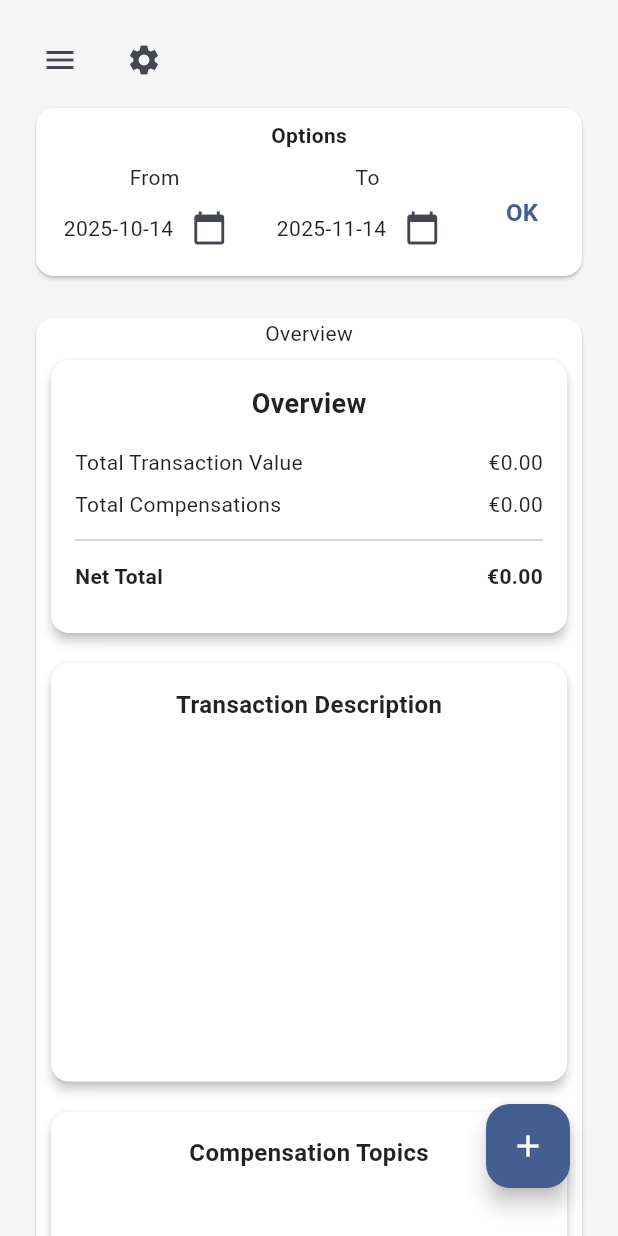
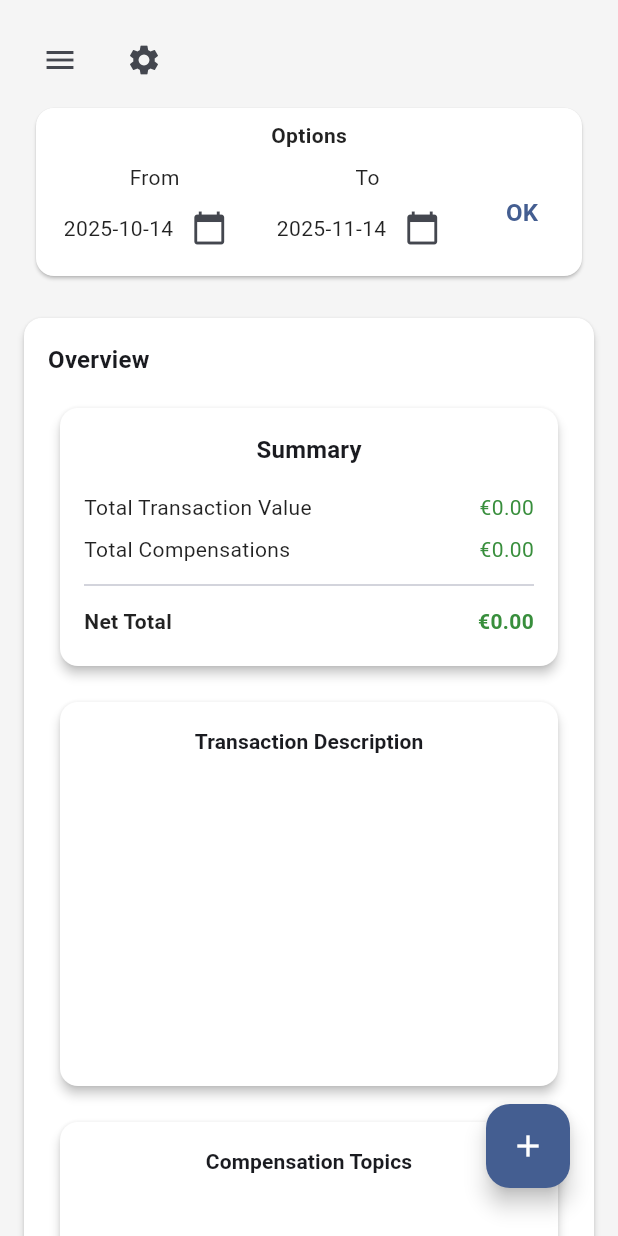
Before and after one commit to matzy-byte/organizer, a Flutter app: the TopicScreen screen opened directly with empty values, on a phone screen of 412 x 824 dp. Run offline on Flutter 3.47's test engine with Material 3 defaults, Android fonts, the phone set to English and light mode, and no system bars; drawn by our look-alikes of fl_chart; our stand-ins replace drift; accounts and stored records are empty; generated files the repository leaves out were written again.

Commit message:
overview uses transaction labels

```diff
--- a/lib/presentation/widgets/elements/overviews/overview_element.dart
+++ b/lib/presentation/widgets/elements/overviews/overview_element.dart
@@ -9,13 +9,27 @@ class OverviewElement extends StatelessWidget {
   @override
   Widget build(BuildContext context) {
     final items = context.watch<VarTransactionProvider>().varTransactions;
+    final theme = Theme.of(context);
 
     return Card(
-      child: Column(
-        children: [
-          const Text("Overview"),
-          OverviewGeneral(varTransactions: items),
-        ],
+      elevation: 2,
+      margin: const EdgeInsets.symmetric(vertical: 8),
+      shape: RoundedRectangleBorder(borderRadius: BorderRadius.circular(12)),
+      child: Padding(
+        padding: const EdgeInsets.all(16),
+        child: Column(
+          crossAxisAlignment: CrossAxisAlignment.start,
+          children: [
+            Text(
+              'Overview',
+              style: theme.textTheme.titleMedium?.copyWith(
+                fontWeight: FontWeight.bold,
+              ),
+            ),
+            const SizedBox(height: 12),
+            OverviewGeneral(varTransactions: items),
+          ],
+        ),
       ),
     );
   }
--- a/lib/presentation/widgets/elements/overviews/overview_general.dart
+++ b/lib/presentation/widgets/elements/overviews/overview_general.dart
@@ -1,8 +1,10 @@
-import 'package:fl_chart/fl_chart.dart';
 import 'package:flutter/material.dart';
-import 'package:intl/intl.dart';
 import 'package:organizer/app/defaults.dart';
 import 'package:organizer/core/models/var_transaction.dart';
+import 'package:organizer/presentation/state/transaction_label_provider.dart';
+import 'package:organizer/presentation/widgets/elements/overviews/overview_pie.dart';
+import 'package:organizer/presentation/widgets/elements/overviews/overview_summary_card.dart';
+import 'package:provider/provider.dart';
 
 class OverviewGeneral extends StatelessWidget {
   final List<VarTransaction> varTransactions;
@@ -10,25 +12,28 @@ class OverviewGeneral extends StatelessWidget {
 
   @override
   Widget build(BuildContext context) {
-    final totalValue = varTransactions.fold(0, (sum, t) => sum + t.value);
-    final totalCompensations = varTransactions.fold(
-      0,
-      (sum, t) => (t.compensations == null)
-          ? sum
-          : sum +
-              t.compensations!.values.fold(
-                0,
-                (compSum, c) => compSum + c.value,
-              ),
-    );
+    final transactionLabelProvider = context.read<TransactionLabelProvider>();
+    final totalValue = varTransactions.fold<int>(0, (sum, t) => sum + t.value);
+    final totalCompensations = varTransactions.fold<int>(0, (sum, t) {
+      if (t.compensations == null) return sum;
+      return sum +
+          t.compensations!.values.fold<int>(
+            0,
+            (compSum, c) => compSum + c.value,
+          );
+    });
 
-    final Map<String, int> descriptionCounts = {};
+    final transactionLabelCounts = <String, int>{};
     for (var t in varTransactions) {
-      descriptionCounts[t.description ?? '-'] =
-          (descriptionCounts[t.description ?? '-'] ?? 0) + 1;
+      if (t.transactionLabelId == null) {
+        continue;
+      }
+      final label = transactionLabelProvider.transactionLabels.firstWhere((l) => l.id == t.transactionLabelId).name;
+      transactionLabelCounts[label] =
+          (transactionLabelCounts[label] ?? 0) + 1;
     }
 
-    final Map<String, int> compensationTopics = {};
+    final compensationTopics = <String, int>{};
     for (var t in varTransactions) {
       if (t.compensations != null) {
         for (var c in t.compensations!.values) {
@@ -41,41 +46,43 @@ class OverviewGeneral extends StatelessWidget {
     return LayoutBuilder(
       builder: (context, constraints) {
         final width = constraints.maxWidth;
-
-        double cardWidth;
-        if (width > Defaults.maxTabletWidth) {
-          cardWidth = (width / 3) - 4;
-        } else if (width > Defaults.maxMobileWidth) {
-          cardWidth = (width / 2) - 4;
-        } else {
-          cardWidth = width - 4;
-        }
+        final cardWidth = width > Defaults.maxTabletWidth
+            ? (width / 3) - 8
+            : width > Defaults.maxMobileWidth
+            ? (width / 2) - 8
+            : width;
 
         return SingleChildScrollView(
           child: Center(
             child: Wrap(
-              spacing: 4,
-              runSpacing: 4,
+              spacing: 8,
+              runSpacing: 8,
               alignment: WrapAlignment.start,
               children: [
                 SizedBox(
                   width: cardWidth,
-                  child: _buildOverviewCard(totalValue, totalCompensations,
-                      isSmall: width < 800),
-                ),
-                SizedBox(
-                  width: cardWidth,
-                  child: _buildChartCard(
-                    title: 'Transaction Description',
-                    data: descriptionCounts,
+                  child: OverviewSummaryCard(
+                    totalValue: totalValue,
+                    totalCompensations: totalCompensations,
                   ),
                 ),
                 SizedBox(
                   width: cardWidth,
-                  child: _buildChartCard(
+                  child: OverviewPie(
+                    title: 'Transaction Description',
+                    data: transactionLabelCounts,
+                  ),
+                ),
+                SizedBox(
+                  width: cardWidth,
+                  child: OverviewPie(
                     title: 'Compensation Topics',
                     data: compensationTopics,
-                    colorPalette: [Colors.green, Colors.teal, Colors.lightGreen],
+                    colorPalette: [
+                      Colors.green,
+                      Colors.teal,
+                      Colors.lightGreen,
+                    ],
                   ),
                 ),
               ],
@@ -85,140 +92,4 @@ class OverviewGeneral extends StatelessWidget {
       },
     );
   }
-
-  Widget _buildOverviewCard(int totalValue, int totalCompensations,
-      {bool isSmall = false}) {
-    return Card(
-      elevation: 3,
-      shape: RoundedRectangleBorder(borderRadius: BorderRadius.circular(12)),
-      child: Padding(
-        padding: const EdgeInsets.all(16.0),
-        child: ConstrainedBox(
-          constraints: BoxConstraints(
-            minHeight: isSmall ? 150 : 268, // 👈 Taller on mobile
-          ),
-          child: Column(
-            mainAxisSize: MainAxisSize.max,
-            children: [
-              const Text(
-                'Overview',
-                style: TextStyle(fontWeight: FontWeight.bold, fontSize: 18),
-              ),
-              const SizedBox(height: 12),
-              _buildSummaryRow('Total Transaction Value', totalValue),
-              _buildSummaryRow('Total Compensations', -totalCompensations),
-              const Divider(height: 20),
-              _buildSummaryRow(
-                'Net Total',
-                totalValue - totalCompensations,
-                isBold: true,
-              ),
-            ],
-          ),
-        ),
-      ),
-    );
-  }
-
-  Widget _buildSummaryRow(String label, int value, {bool isBold = false}) {
-    return Padding(
-      padding: const EdgeInsets.symmetric(vertical: 4.0),
-      child: Row(
-        mainAxisAlignment: MainAxisAlignment.spaceBetween,
-        children: [
-          Text(
-            label,
-            style: TextStyle(
-              fontWeight: isBold ? FontWeight.bold : FontWeight.w400,
-            ),
-          ),
-          Text(
-            NumberFormat.currency(symbol: "€").format(value / 100),
-            style: TextStyle(
-              fontWeight: isBold ? FontWeight.bold : FontWeight.w400,
-            ),
-          ),
-        ],
-      ),
-    );
-  }
-
-  Widget _buildChartCard({
-    required String title,
-    required Map<String, int> data,
-    List<Color>? colorPalette,
-  }) {
-    final total = data.values.fold<int>(0, (sum, v) => sum + v);
-    final colors =
-        colorPalette ?? [Colors.blue, Colors.orange, Colors.purple, Colors.cyan];
-
-    return Card(
-      elevation: 3,
-      shape: RoundedRectangleBorder(borderRadius: BorderRadius.circular(12)),
-      child: Padding(
-        padding: const EdgeInsets.all(16.0),
-        child: Column(
-          children: [
-            Text(
-              title,
-              style: const TextStyle(fontWeight: FontWeight.bold, fontSize: 16),
-            ),
-            const SizedBox(height: 12),
-            SizedBox(
-              height: 200,
-              child: PieChart(
-                PieChartData(
-                  sections: data.entries.mapIndexed((i, e) {
-                    final percentage =
-                        total == 0 ? 0 : (e.value / total * 100).toStringAsFixed(1);
-                    return PieChartSectionData(
-                      color: colors[i % colors.length],
-                      value: e.value.toDouble(),
-                      title: '$percentage%',
-                      radius: 60,
-                      titleStyle: const TextStyle(
-                        color: Colors.white,
-                        fontSize: 12,
-                        fontWeight: FontWeight.bold,
-                      ),
-                    );
-                  }).toList(),
-                  sectionsSpace: 2,
-                  centerSpaceRadius: 40,
-                ),
-              ),
-            ),
-            const SizedBox(height: 12),
-            Wrap(
-              alignment: WrapAlignment.center,
-              spacing: 8,
-              runSpacing: 4,
-              children: data.entries.mapIndexed((i, e) {
-                return Row(
-                  mainAxisSize: MainAxisSize.min,
-                  children: [
-                    Container(
-                      width: 12,
-                      height: 12,
-                      color: colors[i % colors.length],
-                    ),
-                    const SizedBox(width: 4),
-                    Text('${e.key} (${e.value})'),
-                  ],
-                );
-              }).toList(),
-            ),
-          ],
-        ),
-      ),
-    );
-  }
 }
-
-// --- Map Indexed Helper ---
-extension MapIndexed<E> on Iterable<E> {
-  Iterable<T> mapIndexed<T>(T Function(int index, E e) f) {
-    var i = 0;
-    return map((e) => f(i++, e));
-  }
-}
--- a/lib/presentation/widgets/elements/overviews/overview_pie.dart
+++ b/lib/presentation/widgets/elements/overviews/overview_pie.dart
@@ -1,46 +1,96 @@
 import 'package:fl_chart/fl_chart.dart';
 import 'package:flutter/material.dart';
-import 'package:organizer/core/models/var_transaction.dart';
 
 class OverviewPie extends StatelessWidget {
-  final List<VarTransaction> varTransactions;
-  const OverviewPie({super.key, required this.varTransactions});
+  final String title;
+  final Map<String, int> data;
+  final List<Color>? colorPalette;
+
+  const OverviewPie({
+    super.key,
+    required this.title,
+    required this.data,
+    this.colorPalette,
+  });
 
   @override
   Widget build(BuildContext context) {
-    final sum = varTransactions.fold(0, (sum, c) => sum + c.value.abs());
-    final List<PieChartSectionData> sections = varTransactions.map((t) {
-      final value = t.compensations == null
-          ? t.value
-          : t.value -
-                t.compensations!.values.fold(
-                  0,
-                  (compSum, c) => compSum + c.value,
-                );
+    final theme = Theme.of(context);
+    final total = data.values.fold<int>(0, (sum, v) => sum + v);
+    final colors =
+        colorPalette ??
+        [Colors.blue, Colors.orange, Colors.purple, Colors.cyan];
+
+    return Card(
+      elevation: 3,
+      shape: RoundedRectangleBorder(borderRadius: BorderRadius.circular(12)),
+      child: Padding(
+        padding: const EdgeInsets.all(16),
+        child: Column(
+          children: [
+            Text(
+              title,
+              style: theme.textTheme.titleSmall?.copyWith(
+                fontWeight: FontWeight.bold,
+              ),
+            ),
+            const SizedBox(height: 12),
+            SizedBox(
+              height: 180,
+              child: PieChart(
+                PieChartData(
+                  sections: data.entries.mapIndexed((i, e) {
+                    final percentage = total == 0
+                        ? 0
+                        : (e.value / total * 100).toStringAsFixed(1);
                     return PieChartSectionData(
-        color: value >= 0 ? Colors.green : Colors.red,
-        value: value / sum,
-        title: t.description,
+                      color: colors[i % colors.length],
+                      value: e.value.toDouble(),
+                      title: '$percentage%',
                       radius: 60,
-        titleStyle: const TextStyle(
-          fontSize: 14,
+                      titleStyle: theme.textTheme.bodySmall?.copyWith(
+                        color: Colors.white,
                         fontWeight: FontWeight.bold,
-          color: Colors.white,
                       ),
                     );
-    }).toList();
-
-    return SizedBox(
-      height: 200,
-      width: double.maxFinite,
-      child: PieChart(
-        PieChartData(
-          sections: sections,
+                  }).toList(),
                   centerSpaceRadius: 40,
                   sectionsSpace: 2,
-          pieTouchData: PieTouchData(enabled: false),
+                ),
+              ),
+            ),
+            const SizedBox(height: 12),
+            Wrap(
+              spacing: 6,
+              runSpacing: 4,
+              children: data.entries.mapIndexed((i, e) {
+                return Row(
+                  mainAxisSize: MainAxisSize.min,
+                  children: [
+                    Container(
+                      width: 12,
+                      height: 12,
+                      color: colors[i % colors.length],
+                    ),
+                    const SizedBox(width: 4),
+                    Text(
+                      '${e.key} (${e.value})',
+                      style: theme.textTheme.bodySmall,
+                    ),
+                  ],
+                );
+              }).toList(),
+            ),
+          ],
         ),
       ),
     );
   }
 }
+
+extension MapIndexed<E> on Iterable<E> {
+  Iterable<T> mapIndexed<T>(T Function(int index, E e) f) {
+    var i = 0;
+    return map((e) => f(i++, e));
+  }
+}
--- /dev/null
+++ b/lib/presentation/widgets/elements/overviews/overview_summary_card.dart
@@ -0,0 +1,76 @@
+import 'package:flutter/material.dart';
+import 'package:intl/intl.dart';
+
+class OverviewSummaryCard extends StatelessWidget {
+  final int totalValue;
+  final int totalCompensations;
+
+  const OverviewSummaryCard({
+    super.key,
+    required this.totalValue,
+    required this.totalCompensations,
+  });
+
+  @override
+  Widget build(BuildContext context) {
+    final theme = Theme.of(context);
+    final netTotal = totalValue - totalCompensations;
+
+    return Card(
+      elevation: 3,
+      shape: RoundedRectangleBorder(borderRadius: BorderRadius.circular(12)),
+      child: Padding(
+        padding: const EdgeInsets.all(16),
+        child: Column(
+          children: [
+            Text('Summary',
+                style: theme.textTheme.titleMedium
+                    ?.copyWith(fontWeight: FontWeight.bold)),
+            const SizedBox(height: 12),
+            _SummaryRow(label: 'Total Transaction Value', value: totalValue),
+            _SummaryRow(label: 'Total Compensations', value: -totalCompensations),
+            const Divider(height: 20),
+            _SummaryRow(label: 'Net Total', value: netTotal, isBold: true),
+          ],
+        ),
+      ),
+    );
+  }
+}
+
+class _SummaryRow extends StatelessWidget {
+  final String label;
+  final int value;
+  final bool isBold;
+
+  const _SummaryRow({
+    required this.label,
+    required this.value,
+    this.isBold = false,
+  });
+
+  @override
+  Widget build(BuildContext context) {
+    final theme = Theme.of(context);
+    final color = value >= 0 ? Colors.green[700] : Colors.red[700];
+
+    return Padding(
+      padding: const EdgeInsets.symmetric(vertical: 4),
+      child: Row(
+        mainAxisAlignment: MainAxisAlignment.spaceBetween,
+        children: [
+          Text(label,
+              style: theme.textTheme.bodyMedium
+                  ?.copyWith(fontWeight: isBold ? FontWeight.bold : FontWeight.normal)),
+          Text(
+            NumberFormat.currency(symbol: '€').format(value / 100),
+            style: theme.textTheme.bodyMedium?.copyWith(
+              fontWeight: isBold ? FontWeight.bold : FontWeight.normal,
+              color: color,
+            ),
+          ),
+        ],
+      ),
+    );
+  }
+}
```
Lines whose indentation alone changed are shown as unchanged.
